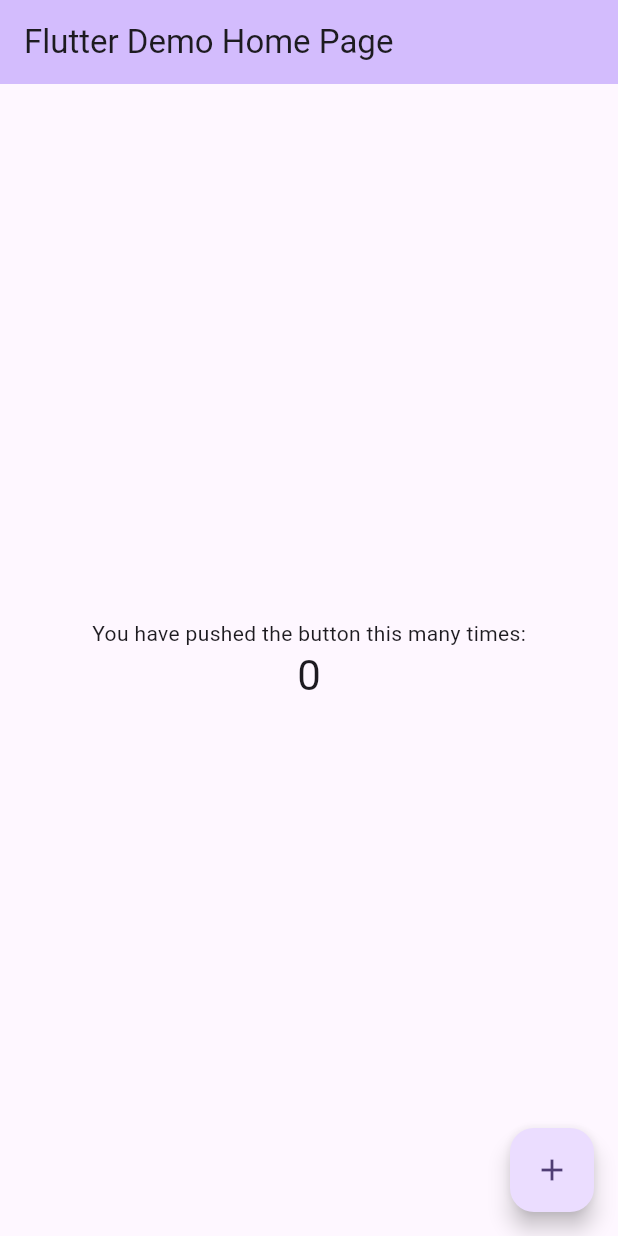
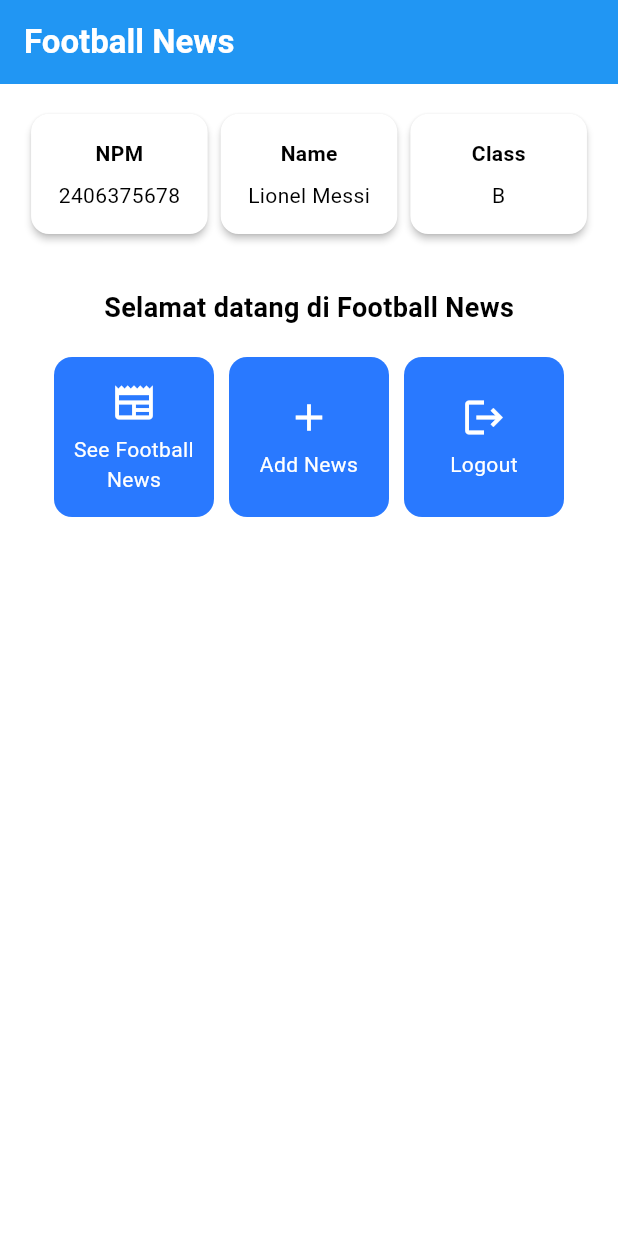
Before and after one commit to ardyanafeby/football-news-mobile, a Flutter app: the screen it shows after launch, on a phone screen of 412 x 824 dp. Run offline on Flutter 3.47's test engine with Material 3 defaults, Android fonts, the phone set to English and light mode, and no system bars.

Commit message:
Tutorial 6

```diff
--- a/lib/main.dart
+++ b/lib/main.dart
@@ -1,4 +1,5 @@
 import 'package:flutter/material.dart';
+import 'package:football_news/menu.dart';
 
 void main() {
   runApp(const MyApp());
@@ -28,95 +29,10 @@ class MyApp extends StatelessWidget {
         //
         // This works for code too, not just values: Most code changes can be
         // tested with just a hot reload.
-        colorScheme: ColorScheme.fromSeed(seedColor: Colors.deepPurple),
+         colorScheme: ColorScheme.fromSwatch(primarySwatch: Colors.blue)
+        .copyWith(secondary: Colors.blueAccent[400]),
       ),
-      home: const MyHomePage(title: 'Flutter Demo Home Page'),
+      home : MyHomePage(),
     );
   }
 }
-
-class MyHomePage extends StatefulWidget {
-  const MyHomePage({super.key, required this.title});
-
-  // This widget is the home page of your application. It is stateful, meaning
-  // that it has a State object (defined below) that contains fields that affect
-  // how it looks.
-
-  // This class is the configuration for the state. It holds the values (in this
-  // case the title) provided by the parent (in this case the App widget) and
-  // used by the build method of the State. Fields in a Widget subclass are
-  // always marked "final".
-
-  final String title;
-
-  @override
-  State<MyHomePage> createState() => _MyHomePageState();
-}
-
-class _MyHomePageState extends State<MyHomePage> {
-  int _counter = 0;
-
-  void _incrementCounter() {
-    setState(() {
-      // This call to setState tells the Flutter framework that something has
-      // changed in this State, which causes it to rerun the build method below
-      // so that the display can reflect the updated values. If we changed
-      // _counter without calling setState(), then the build method would not be
-      // called again, and so nothing would appear to happen.
-      _counter++;
-    });
-  }
-
-  @override
-  Widget build(BuildContext context) {
-    // This method is rerun every time setState is called, for instance as done
-    // by the _incrementCounter method above.
-    //
-    // The Flutter framework has been optimized to make rerunning build methods
-    // fast, so that you can just rebuild anything that needs updating rather
-    // than having to individually change instances of widgets.
-    return Scaffold(
-      appBar: AppBar(
-        // TRY THIS: Try changing the color here to a specific color (to
-        // Colors.amber, perhaps?) and trigger a hot reload to see the AppBar
-        // change color while the other colors stay the same.
-        backgroundColor: Theme.of(context).colorScheme.inversePrimary,
-        // Here we take the value from the MyHomePage object that was created by
-        // the App.build method, and use it to set our appbar title.
-        title: Text(widget.title),
-      ),
-      body: Center(
-        // Center is a layout widget. It takes a single child and positions it
-        // in the middle of the parent.
-        child: Column(
-          // Column is also a layout widget. It takes a list of children and
-          // arranges them vertically. By default, it sizes itself to fit its
-          // children horizontally, and tries to be as tall as its parent.
-          //
-          // Column has various properties to control how it sizes itself and
-          // how it positions its children. Here we use mainAxisAlignment to
-          // center the children vertically; the main axis here is the vertical
-          // axis because Columns are vertical (the cross axis would be
-          // horizontal).
-          //
-          // TRY THIS: Invoke "debug painting" (choose the "Toggle Debug Paint"
-          // action in the IDE, or press "p" in the console), to see the
-          // wireframe for each widget.
-          mainAxisAlignment: MainAxisAlignment.center,
-          children: <Widget>[
-            const Text('You have pushed the button this many times:'),
-            Text(
-              '$_counter',
-              style: Theme.of(context).textTheme.headlineMedium,
-            ),
-          ],
-        ),
-      ),
-      floatingActionButton: FloatingActionButton(
-        onPressed: _incrementCounter,
-        tooltip: 'Increment',
-        child: const Icon(Icons.add),
-      ), // This trailing comma makes auto-formatting nicer for build methods.
-    );
-  }
-}
--- /dev/null
+++ b/lib/menu.dart
@@ -0,0 +1,186 @@
+import 'package:flutter/material.dart';
+
+class MyHomePage extends StatelessWidget {
+    MyHomePage({super.key});
+
+    final String nama = "Lionel Messi"; //nama
+    final String npm = "2406375678"; //npm
+    final String kelas = "B"; //kelas
+    final List<ItemHomepage> items = [
+    ItemHomepage("See Football News", Icons.newspaper),
+    ItemHomepage("Add News", Icons.add),
+    ItemHomepage("Logout", Icons.logout),
+  ];
+
+    @override
+    Widget build(BuildContext context) {
+        return Scaffold(
+            appBar: AppBar(
+          // Judul aplikasi "Football News" dengan teks putih dan tebal.
+          title: const Text(
+            'Football News',
+            style: TextStyle(
+              color: Colors.white,
+              fontWeight: FontWeight.bold,
+            ),
+          ),
+          // Warna latar belakang AppBar diambil dari skema warna tema aplikasi.
+          backgroundColor: Theme.of(context).colorScheme.primary,
+        ),
+        // Body halaman dengan padding di sekelilingnya.
+        body: Padding(
+          padding: const EdgeInsets.all(16.0),
+          // Menyusun widget secara vertikal dalam sebuah kolom.
+          child: Column(
+            crossAxisAlignment: CrossAxisAlignment.center,
+            children: [
+              // Row untuk menampilkan 3 InfoCard secara horizontal.
+              Row(
+                mainAxisAlignment: MainAxisAlignment.spaceEvenly,
+                children: [
+                  InfoCard(title: 'NPM', content: npm),
+                  InfoCard(title: 'Name', content: nama),
+                  InfoCard(title: 'Class', content: kelas),
+                ],
+              ),
+
+              // Memberikan jarak vertikal 16 unit.
+              const SizedBox(height: 16.0),
+
+              // Menempatkan widget berikutnya di tengah halaman.
+              Center(
+                child: Column(
+                  // Menyusun teks dan grid item secara vertikal.
+
+                  children: [
+                    // Menampilkan teks sambutan dengan gaya tebal dan ukuran 18.
+                    const Padding(
+                      padding: EdgeInsets.only(top: 16.0),
+                      child: Text(
+                        'Selamat datang di Football News',
+                        style: TextStyle(
+                          fontWeight: FontWeight.bold,
+                          fontSize: 18.0,
+                        ),
+                      ),
+                    ),
+
+                    // Grid untuk menampilkan ItemCard dalam bentuk grid 3 kolom.
+                    GridView.count(
+                      primary: true,
+                      padding: const EdgeInsets.all(20),
+                      crossAxisSpacing: 10,
+                      mainAxisSpacing: 10,
+                      crossAxisCount: 3,
+                      // Agar grid menyesuaikan tinggi kontennya.
+                      shrinkWrap: true,
+
+                      // Menampilkan ItemCard untuk setiap item dalam list items.
+                      children: items.map((ItemHomepage item) {
+                        return ItemCard(item);
+                      }).toList(),
+                    ),
+                  ],
+                ),
+              ),
+            ],
+          ),
+        ),
+      );
+      }
+
+}
+
+class InfoCard extends StatelessWidget {
+  // Kartu informasi yang menampilkan title dan content.
+
+  final String title;  // Judul kartu.
+  final String content;  // Isi kartu.
+
+  const InfoCard({super.key, required this.title, required this.content});
+
+  @override
+  Widget build(BuildContext context) {
+    return Card(
+      // Membuat kotak kartu dengan bayangan dibawahnya.
+      elevation: 2.0,
+      child: Container(
+        // Mengatur ukuran dan jarak di dalam kartu.
+        width: MediaQuery.of(context).size.width / 3.5, // menyesuaikan dengan lebar device yang digunakan.
+        padding: const EdgeInsets.all(16.0),
+        // Menyusun title dan content secara vertikal.
+        child: Column(
+          children: [
+            Text(
+              title,
+              style: const TextStyle(fontWeight: FontWeight.bold),
+            ),
+            const SizedBox(height: 8.0),
+            Text(content),
+          ],
+        ),
+      ),
+    );
+  }
+}
+
+class ItemHomepage {
+ final String name;
+ final IconData icon;
+
+ ItemHomepage(this.name, this.icon);
+}
+
+class ItemCard extends StatelessWidget {
+  // Menampilkan kartu dengan ikon dan nama.
+
+  final ItemHomepage item;
+
+  const ItemCard(this.item, {super.key});
+
+  @override
+  Widget build(BuildContext context) {
+    return Material(
+      // Menentukan warna latar belakang dari tema aplikasi.
+      color: Theme.of(context).colorScheme.secondary,
+      // Membuat sudut kartu melengkung.
+      borderRadius: BorderRadius.circular(12),
+
+      child: InkWell(
+        // Aksi ketika kartu ditekan.
+        onTap: () {
+          // Menampilkan pesan SnackBar saat kartu ditekan.
+          ScaffoldMessenger.of(context)
+            ..hideCurrentSnackBar()
+            ..showSnackBar(
+              SnackBar(content: Text("Kamu telah menekan tombol ${item.name}!"))
+            );
+        },
+        // Container untuk menyimpan Icon dan Text
+        child: Container(
+          padding: const EdgeInsets.all(8),
+          child: Center(
+            child: Column(
+              // Menyusun ikon dan teks di tengah kartu.
+              mainAxisAlignment: MainAxisAlignment.center,
+              children: [
+                Icon(
+                  item.icon,
+                  color: Colors.white,
+                  size: 30.0,
+                ),
+                const Padding(padding: EdgeInsets.all(3)),
+                Text(
+                  item.name,
+                  textAlign: TextAlign.center,
+                  style: const TextStyle(color: Colors.white),
+                ),
+              ],
+            ),
+          ),
+        ),
+      ),
+    );
+  }
+
+}
```
